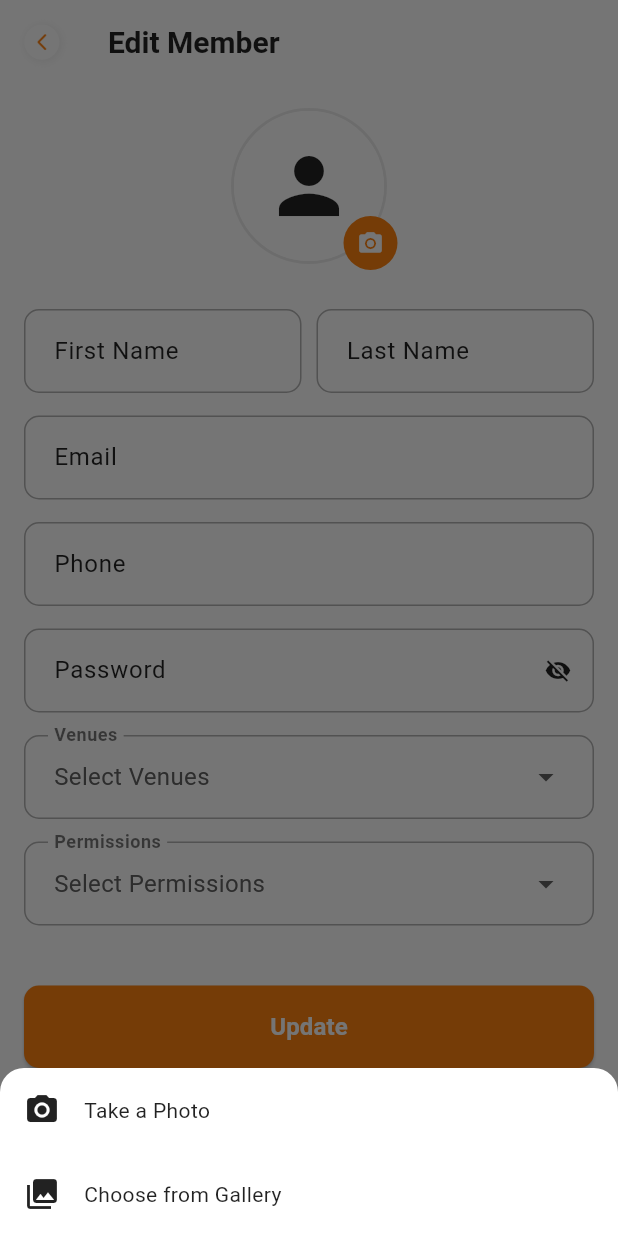
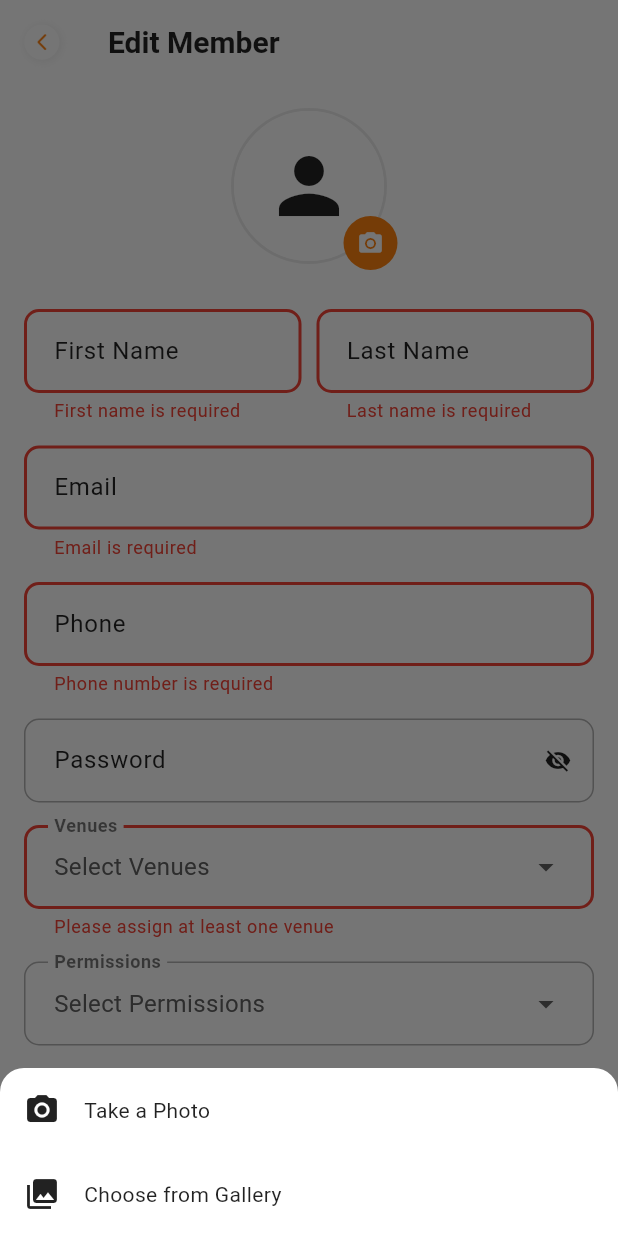
Before and after one commit to LovejeetSinghCyberbells/lovejeet_flock_business, a Flutter app: the EditStaffMemberScreen screen opened directly with empty values, after a tap on "Update", after a tap on the "camera alt" icon, on a phone screen of 412 x 824 dp. Run offline on Flutter 3.47's test engine with Material 3 defaults, Android fonts, the phone set to English and light mode, and no system bars; our stand-ins replace connectivity_plus, cross_file, dio, firebase_core, firebase_messaging, flutter_html and 14 more; missing offline and left inert: dart:ffi, flutter_branch_sdk, mobile_scanner, workmanager; accounts and stored records are empty; network calls fail.

Commit message:
changes in edit staff member

```diff
--- a/lib/addStaffMember.dart
+++ b/lib/addStaffMember.dart
@@ -350,11 +350,11 @@ class _AddMemberScreenState extends State<AddMemberScreen> {
           width: 2.0,
         ),
       ),
-      errorBorder: OutlineInputBorder(
+
+      focusedErrorBorder: OutlineInputBorder(
         borderRadius: BorderRadius.circular(10),
         borderSide: const BorderSide(color: Colors.red, width: 2.0),
-      ),
-      focusedErrorBorder: OutlineInputBorder(
+      ),errorBorder: OutlineInputBorder(
         borderRadius: BorderRadius.circular(10),
         borderSide: const BorderSide(color: Colors.red, width: 2.0),
       ),
--- a/lib/editSatffMember.dart
+++ b/lib/editSatffMember.dart
@@ -37,6 +37,12 @@ class _EditStaffMemberScreenState extends State<EditStaffMemberScreen> {
   File? _pickedImage;
   bool _obscurePassword = true;
   bool _isLoading = false;
+
+  // Validation error messages
+  String? _firstNameError;
+  String? _lastNameError;
+  String? _emailError;
+  String? _venuesError;
 
   @override
   void initState() {
@@ -181,6 +187,63 @@ class _EditStaffMemberScreenState extends State<EditStaffMemberScreen> {
   }
 
   Future<void> _submitForm() async {
+    setState(() {
+      _firstNameError = null;
+      _lastNameError = null;
+      _emailError = null;
+      _phoneError = null;
+      _venuesError = null;
+    });
+
+    // Validate required fields
+    bool hasError = false;
+    if (_firstNameController.text.isEmpty) {
+      setState(() {
+        _firstNameError = 'First name is required';
+      });
+      hasError = true;
+    }
+    if (_lastNameController.text.isEmpty) {
+      setState(() {
+        _lastNameError = 'Last name is required';
+      });
+      hasError = true;
+    }
+    if (_phoneController.text.isEmpty) {
+      setState(() {
+        _phoneError = 'Phone number is required';
+      });
+      hasError = true;
+    } else if (!RegExp(r'^\+?[0-9]{10,15}$').hasMatch(_phoneController.text)) {
+      setState(() {
+        _phoneError = 'Incorrect phone number format';
+      });
+      hasError = true;
+    }
+
+    if (_emailController.text.isEmpty) {
+      setState(() {
+        _emailError = 'Email is required';
+      });
+      hasError = true;
+    } else if (!RegExp(
+      r'^[a-zA-Z0-9._%+-]+@[a-zA-Z0-9.-]+\.[a-zA-Z]{2,}$',
+    ).hasMatch(_emailController.text)) {
+      setState(() {
+        _emailError = 'Incorrect email format';
+      });
+      hasError = true;
+    }
+    if (_selectedVenues.isEmpty) {
+      setState(() {
+        _venuesError = 'Please assign at least one venue';
+      });
+      hasError = true;
+    }
+    if (hasError) {
+      return;
+    }
+
     if (_selectedPermissions.contains('2') == false) {
       _selectedPermissions.add('2');
     }
@@ -196,7 +259,8 @@ class _EditStaffMemberScreenState extends State<EditStaffMemberScreen> {
         _selectedPermissions.contains('20')) {
       _selectedPermissions.add('17');
     }
-    if (_firstNameController.text.isEmpty || _emailController.text.isEmpty) {
+    // _firstNameController.text.isEmpty ||
+    if (_emailController.text.isEmpty) {
       _showError("Please fill in the required fields.");
       return;
     }
@@ -285,7 +349,23 @@ class _EditStaffMemberScreenState extends State<EditStaffMemberScreen> {
   }
 
   void _showError(String message) {
-    if (!mounted) return;
+    bool hasError = false;
+    if (message == "The contact field format is invalid.") {
+      setState(() {
+        _phoneError = 'Please Enter a valid number.';
+      });
+      hasError = true;
+    }
+    if (message == "There is already an account with this email!") {
+      setState(() {
+        _emailError = "Email already exists.";
+      });
+      hasError = true;
+    }
+    if (hasError) {
+      return;
+    }
+    if (context.mounted) {
       ScaffoldMessenger.of(context).showSnackBar(
         SnackBar(
           backgroundColor: Colors.red,
@@ -297,6 +377,7 @@ class _EditStaffMemberScreenState extends State<EditStaffMemberScreen> {
           ),
         ),
       );
+    }
   }
 
   @override
@@ -421,27 +502,47 @@ class _EditStaffMemberScreenState extends State<EditStaffMemberScreen> {
                     const SizedBox(height: 30),
                     Row(
                       children: [
-                        Expanded(
+                        Flexible(
                           child: TextField(
                             controller: _firstNameController,
-                            decoration: _getInputDecoration('First Name'),
+                            decoration: _getInputDecoration(
+                              'First Name',
+                              errorText: _firstNameError,
+                            ),
                             style: TextStyle(
                               fontSize: 16,
                               color:
                                   Theme.of(context).textTheme.bodyLarge!.color,
                             ),
+                            onChanged: (value) {
+                              if (value.isNotEmpty && _firstNameError != null) {
+                                setState(() {
+                                  _firstNameError = null;
+                                });
+                              }
+                            },
                           ),
                         ),
                         const SizedBox(width: 10),
                         Expanded(
                           child: TextField(
                             controller: _lastNameController,
-                            decoration: _getInputDecoration('Last Name'),
+                            decoration: _getInputDecoration(
+                              'Last Name',
+                              errorText: _lastNameError,
+                            ),
                             style: TextStyle(
                               fontSize: 16,
                               color:
                                   Theme.of(context).textTheme.bodyLarge!.color,
                             ),
+                            onChanged: (value) {
+                              if (value.isNotEmpty && _lastNameError != null) {
+                                setState(() {
+                                  _lastNameError = null;
+                                });
+                              }
+                            },
                           ),
                         ),
                       ],
@@ -449,34 +550,54 @@ class _EditStaffMemberScreenState extends State<EditStaffMemberScreen> {
                     const SizedBox(height: 15),
                     TextField(
                       controller: _emailController,
-                      decoration: _getInputDecoration('Email'),
+                      decoration: _getInputDecoration(
+                        'Email',
+                        errorText: _emailError,
+                      ),
                       style: TextStyle(
                         fontSize: 16,
                         color: Theme.of(context).textTheme.bodyLarge!.color,
                       ),
+                      onChanged: (value) {
+                        if (value.isNotEmpty && _emailError != null) {
+                          setState(() {
+                            _emailError = null;
+                          });
+                        }
+                      },
                     ),
                     const SizedBox(height: 15),
                     TextField(
                       keyboardType: TextInputType.phone,
                       controller: _phoneController,
-                      decoration: _getInputDecoration('Phone'),
+                      decoration: _getInputDecoration(
+                        'Phone',
+                        errorText: _phoneError,
+                      ),
                       style: TextStyle(
                         fontSize: 16,
                         color: Theme.of(context).textTheme.bodyLarge!.color,
                       ),
+                      onChanged: (value) {
+                        if (value.isNotEmpty && _phoneError != null) {
+                          setState(() {
+                            _phoneError = null;
+                          });
+                        }
+                      },
                     ),
-                    if (_phoneError != null)
-                      Padding(
-                        padding: const EdgeInsets.only(top: 4),
-                        child: Text(
-                          _phoneError!,
-                          style: TextStyle(
-                            color: Colors.red,
-                            fontSize: 12,
-                            fontWeight: FontWeight.w600,
-                          ),
-                        ),
-                      ),
+                    // if (_phoneError != null)
+                    //   Padding(
+                    //     padding: const EdgeInsets.only(top: 4),
+                    //     child: Text(
+                    //       _phoneError!,
+                    //       style: TextStyle(
+                    //         color: Colors.red,
+                    //         fontSize: 12,
+                    //         fontWeight: FontWeight.w600,
+                    //       ),
+                    //     ),
+                    //   ),
                     const SizedBox(height: 15),
                     TextField(
                       controller: _passwordController,
@@ -509,8 +630,10 @@ class _EditStaffMemberScreenState extends State<EditStaffMemberScreen> {
                       onConfirm: (values) {
                         setState(() {
                           _selectedVenues = values;
+                          _venuesError = null;
                         });
                       },
+                      errorText: _venuesError,
                     ),
                     const SizedBox(height: 15),
                     _buildDropdownField(
@@ -548,7 +671,7 @@ class _EditStaffMemberScreenState extends State<EditStaffMemberScreen> {
     );
   }
 
-  InputDecoration _getInputDecoration(String label) {
+  InputDecoration _getInputDecoration(String label, {String? errorText}) {
     return InputDecoration(
       labelText: label,
       labelStyle: TextStyle(
@@ -589,6 +712,12 @@ class _EditStaffMemberScreenState extends State<EditStaffMemberScreen> {
               : null,
       contentPadding: const EdgeInsets.symmetric(horizontal: 16, vertical: 16),
       isDense: true,
+      errorBorder: OutlineInputBorder(
+        borderRadius: BorderRadius.circular(10),
+        borderSide: const BorderSide(color: Colors.red, width: 2.0),
+      ),
+      errorStyle: const TextStyle(color: Colors.red, fontSize: 12),
+      errorText: errorText,
     );
   }
 
@@ -597,6 +726,7 @@ class _EditStaffMemberScreenState extends State<EditStaffMemberScreen> {
     required List<dynamic> items,
     required List<String> selectedValues,
     required Function(List<String>) onConfirm,
+    String? errorText,
   }) {
     final isPermissions = label.toLowerCase().contains('permission');
     return InkWell(
@@ -755,7 +885,7 @@ class _EditStaffMemberScreenState extends State<EditStaffMemberScreen> {
       child: ConstrainedBox(
         constraints: const BoxConstraints(minHeight: 56),
         child: InputDecorator(
-          decoration: _getInputDecoration(label),
+          decoration: _getInputDecoration(label, errorText: errorText),
           baseStyle: TextStyle(
             fontSize: 16,
             color: Theme.of(context).textTheme.bodyLarge!.color,
```
Also changed, not shown: 6 other files. Lines whose indentation alone changed are shown as unchanged.
